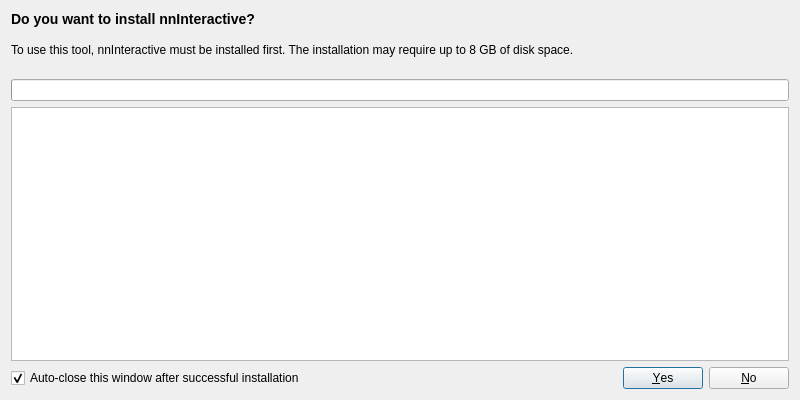
First picture: the form in Modules/PythonSegmentationUI/src/QmitknnInteractiveInstallDialog.ui, repository MITK/MITK, before the edit.
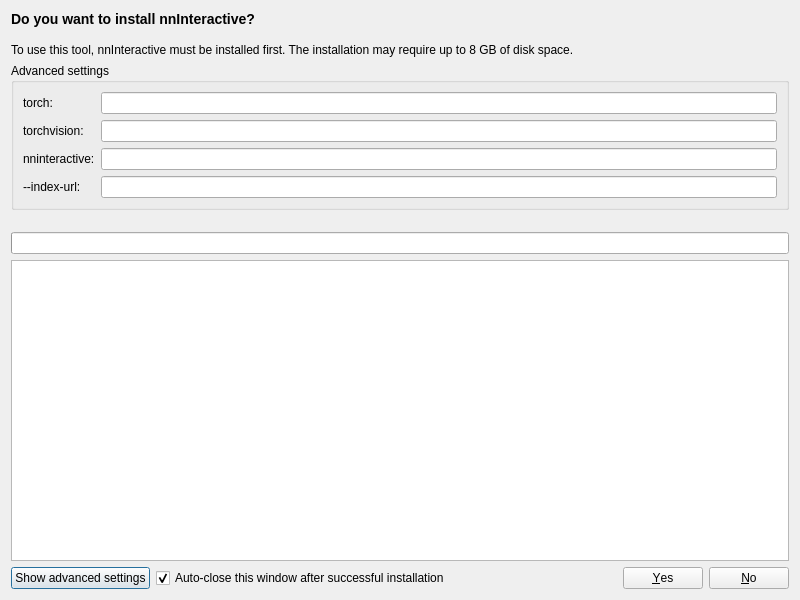
Second picture: the form after the edit.

Commit message: Expose advanced settings for installing nnInteractive

What changed in the file:
```diff
--- a/Modules/PythonSegmentationUI/src/QmitknnInteractiveInstallDialog.ui
+++ b/Modules/PythonSegmentationUI/src/QmitknnInteractiveInstallDialog.ui
@@ -10,7 +10,7 @@
     <x>0</x>
     <y>0</y>
     <width>800</width>
-    <height>400</height>
+    <height>600</height>
    </rect>
   </property>
   <property name="windowTitle">
@@ -36,6 +36,58 @@
      </property>
     </widget>
    </item>
+   <item>
+    <widget class="QGroupBox" name="advancedGroupBox">
+     <property name="title">
+      <string>Advanced settings</string>
+     </property>
+     <property name="checkable">
+      <bool>false</bool>
+     </property>
+     <layout class="QFormLayout" name="formLayout">
+      <item row="0" column="0">
+       <widget class="QLabel" name="torchLabel">
+        <property name="text">
+         <string>torch:</string>
+        </property>
+       </widget>
+      </item>
+      <item row="0" column="1">
+       <widget class="QLineEdit" name="torchLineEdit"/>
+      </item>
+      <item row="1" column="0">
+       <widget class="QLabel" name="torchvisionLabel">
+        <property name="text">
+         <string>torchvision:</string>
+        </property>
+       </widget>
+      </item>
+      <item row="1" column="1">
+       <widget class="QLineEdit" name="torchvisionLineEdit"/>
+      </item>
+      <item row="2" column="0">
+       <widget class="QLabel" name="nnInteractiveLabel">
+        <property name="text">
+         <string>nninteractive:</string>
+        </property>
+       </widget>
+      </item>
+      <item row="2" column="1">
+       <widget class="QLineEdit" name="nnInteractiveLineEdit"/>
+      </item>
+      <item row="3" column="0">
+       <widget class="QLabel" name="indexUrlLabel">
+        <property name="text">
+         <string>--index-url:</string>
+        </property>
+       </widget>
+      </item>
+      <item row="3" column="1">
+       <widget class="QLineEdit" name="indexUrlLineEdit"/>
+      </item>
+     </layout>
+    </widget>
+   </item>
    <item>
     <layout class="QVBoxLayout" name="verticalLayout">
      <property name="topMargin">
@@ -68,6 +120,16 @@
    </item>
    <item>
     <layout class="QHBoxLayout" name="horizontalLayout">
+     <item>
+      <widget class="QPushButton" name="advancedButton">
+       <property name="text">
+        <string>Show advanced settings</string>
+       </property>
+       <property name="checkable">
+        <bool>true</bool>
+       </property>
+      </widget>
+     </item>
      <item>
       <widget class="QCheckBox" name="autoCloseCheckBox">
        <property name="text">
```
The commit also changes 2 other files.
